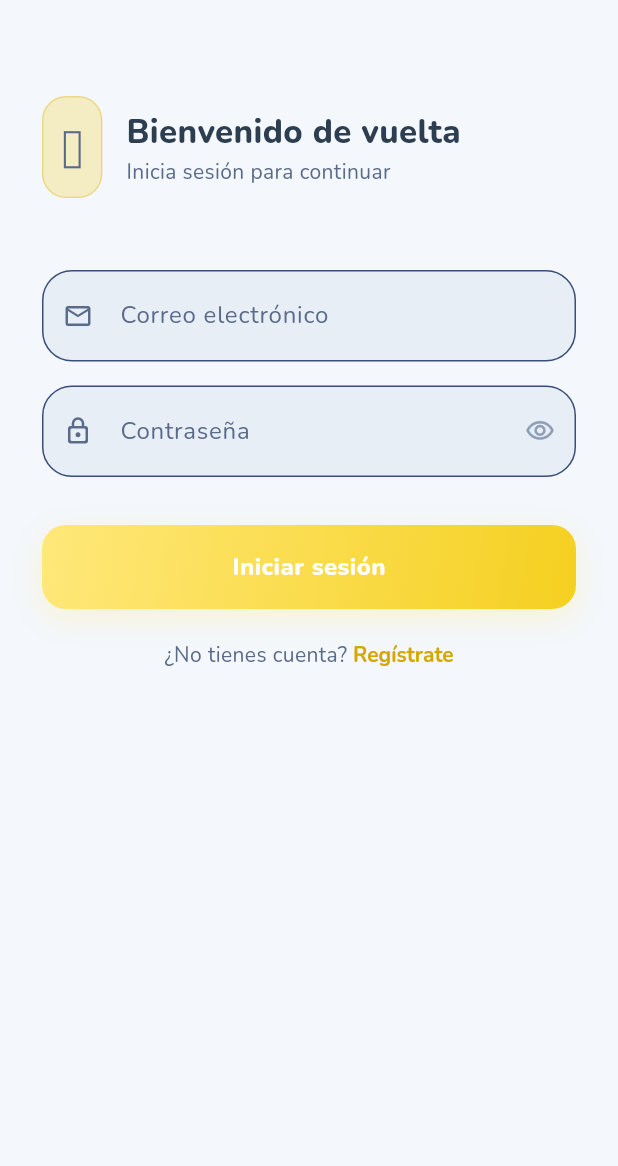
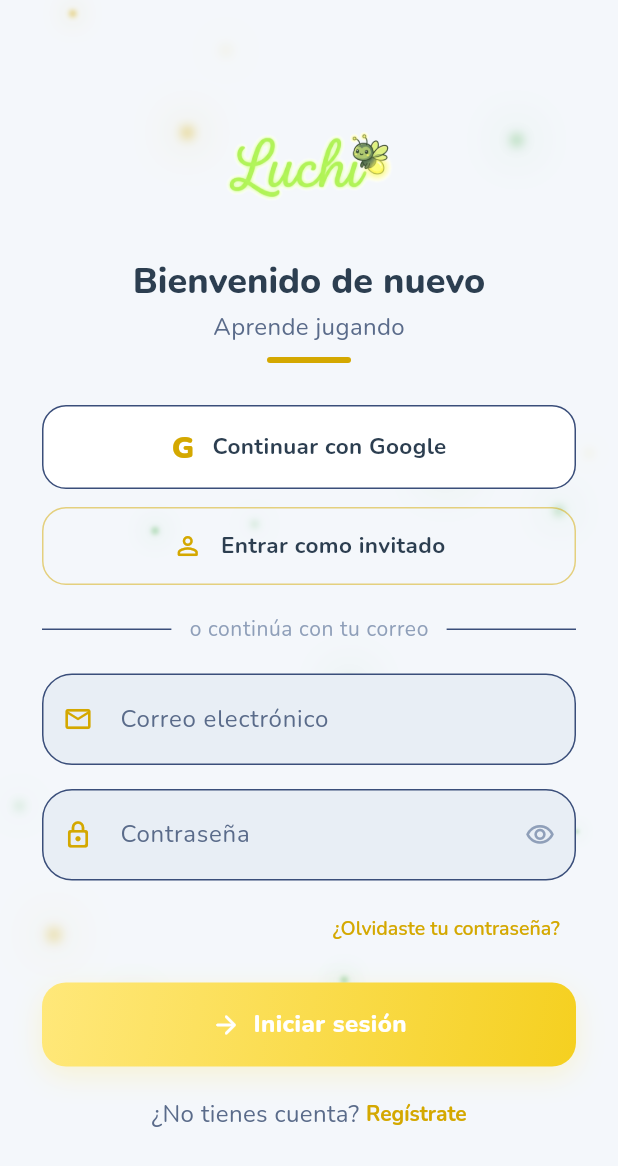
Before and after one commit to juancaco10/luchi, a Flutter app: the LoginScreen screen opened by its route, on a phone screen of 412 x 824 dp. Shown: the top 1166 px of the screen. Run offline on Flutter 3.47's test engine with Material 3 defaults, Android fonts, the phone set to English and light mode, and no system bars; drawn by our look-alikes of flutter_animate; our stand-ins replace chewie, connectivity_plus, dio, flutter_map, flutter_riverpod, flutter_secure_storage and 9 more; accounts and stored records are empty.

Commit message:
T3b: rediseño de login según mockup del usuario
Reemplaza la cabecera con emoji 🪲 por el logo real (luchi_logo.png) y
añade el lenguaje visual que trajo el mockup: "Continuar con Google" y
"Entrar como invitado" arriba, separador "o continúa con tu correo",
"¿Olvidaste tu contraseña?" antes del botón principal, y fondo de
FireflyBackground (ya existía en lib/widgets/, sin usar) en vez de un
fondo plano.

Los tres accesos sin backend (Google, invitado, recuperar contraseña)
no tienen contraparte en el servidor — backend/api/routes/users.php solo
expone POST /register, POST /login, GET /me y DELETE /me — así que
muestran un SnackBar "estará disponible pronto" y quedan como métodos
vacíos con TODO, listos para enchufar la llamada real sin tocar la UI.
Verificado en dispositivo: los tres avisos aparecen correctamente y el
login real contra Hostinger sigue funcionando sin regresión.

custom_button.dart: quita el height:56 fijo de AppButton (usado ahora en
una pantalla con más elementos apilados) por un minHeight vía
ConstrainedBox, para que no desborde con fuentes grandes del sistema.

Fuera de alcance: register_screen.dart no se toca. No se añaden
endpoints al backend.

Co-Authored-By: Claude Opus 5 <noreply@anthropic.com>

```diff
--- a/lib/features/auth/screens/login_screen.dart
+++ b/lib/features/auth/screens/login_screen.dart
@@ -6,6 +6,7 @@ import '../../../core/theme/firefly_colors.dart';
 import '../providers/auth_provider.dart';
 import '../models/user_model.dart';
 import '../../../widgets/custom_button.dart';
+import '../../../widgets/firefly_background.dart';
 
 class LoginScreen extends ConsumerStatefulWidget {
   const LoginScreen({super.key});
@@ -38,71 +39,139 @@ class _LoginScreenState extends ConsumerState<LoginScreen> {
     }
   }
 
+  // ── Accesos aún sin backend ──────────────────────────────────────
+  // El servidor (backend/api/routes/users.php) solo expone POST /register,
+  // POST /login, GET /me y DELETE /me. No hay OAuth, ni cuenta de invitado,
+  // ni recuperación de contraseña. La UI existe ya para no rehacerla luego;
+  // cada método queda listo para enchufar la llamada real.
+
+  // TODO: requiere google_sign_in + endpoint POST /auth/google en el backend.
+  void _loginConGoogle() => _proximamente('Entrar con Google');
+
+  // TODO: requiere endpoint de sesión anónima (o un usuario local sin sync).
+  void _entrarComoInvitado() => _proximamente('Entrar como invitado');
+
+  // TODO: requiere POST /forgot-password + envío de correo desde el backend.
+  void _recuperarPassword() => _proximamente('Recuperar contraseña');
+
+  void _proximamente(String queFalta) {
+    ScaffoldMessenger.of(context)
+      ..hideCurrentSnackBar()
+      ..showSnackBar(
+        SnackBar(
+          content: Text(
+            '$queFalta estará disponible pronto',
+            style: const TextStyle(fontFamily: 'Nunito'),
+          ),
+          behavior: SnackBarBehavior.floating,
+        ),
+      );
+  }
+
   @override
   Widget build(BuildContext context) {
     final authState = ref.watch(authProvider);
     final isLoading = authState is AuthLoading;
-
     final error = authState is AuthError ? authState.message : null;
 
     return Scaffold(
-      backgroundColor: Theme.of(context).scaffoldBackgroundColor,
       body: Stack(
         children: [
-          // Background gradient
+          // Fondo: degradado de marca + luciérnagas animadas.
           Container(
             decoration: BoxDecoration(gradient: context.firefly.backgroundGradient),
           ),
+          const FireflyBackground(count: 22, intensity: 0.6),
 
           SafeArea(
             child: SingleChildScrollView(
               padding: const EdgeInsets.symmetric(horizontal: 28, vertical: 24),
               child: Column(
-                crossAxisAlignment: CrossAxisAlignment.start,
                 children: [
-                  const SizedBox(height: 40),
+                  const SizedBox(height: 16),
 
-                  // Header
+                  // ── Logo ──────────────────────────────────────────
+                  Image.asset(
+                    'assets/images/luchi_logo.png',
+                    height: 120,
+                    errorBuilder: (c, e, s) => Text(
+                      'Luchi',
+                      style: TextStyle(
+                        fontFamily: 'Nunito',
+                        fontSize: 48,
+                        fontWeight: FontWeight.w900,
+                        color: context.colors.primary,
+                      ),
+                    ),
+                  ).animate().fadeIn(duration: 600.ms).scale(begin: const Offset(0.9, 0.9)),
+
+                  const SizedBox(height: 12),
+
+                  Text(
+                    'Bienvenido de nuevo',
+                    textAlign: TextAlign.center,
+                    style: context.text.headlineLarge?.copyWith(fontWeight: FontWeight.w800),
+                  ),
+                  const SizedBox(height: 4),
+                  Text(
+                    'Aprende jugando',
+                    style: context.text.bodyMedium,
+                  ),
+                  const SizedBox(height: 8),
+                  Container(
+                    width: 56,
+                    height: 4,
+                    decoration: BoxDecoration(
+                      color: context.colors.primary,
+                      borderRadius: BorderRadius.circular(2),
+                    ),
+                  ),
+
+                  const SizedBox(height: 28),
+
+                  // ── Accesos rápidos (aún sin backend) ─────────────
+                  _OutlinedAction(
+                    label: 'Continuar con Google',
+                    onTap: _loginConGoogle,
+                    leading: Text(
+                      'G',
+                      style: TextStyle(
+                        fontFamily: 'Nunito',
+                        fontSize: 20,
+                        fontWeight: FontWeight.w900,
+                        color: context.colors.primary,
+                      ),
+                    ),
+                    filled: true,
+                  ).animate(delay: 100.ms).fadeIn().slideY(begin: 0.15, end: 0),
+
+                  const SizedBox(height: 12),
+
+                  _OutlinedAction(
+                    label: 'Entrar como invitado',
+                    onTap: _entrarComoInvitado,
+                    leading: Icon(Icons.person_outline_rounded,
+                        size: 20, color: context.colors.primary),
+                  ).animate(delay: 150.ms).fadeIn().slideY(begin: 0.15, end: 0),
+
+                  const SizedBox(height: 20),
+
+                  // ── Separador ─────────────────────────────────────
                   Row(
                     children: [
-                      Container(
-                        padding: const EdgeInsets.all(12),
-                        decoration: BoxDecoration(
-                          color: context.firefly.glow,
-                          borderRadius: BorderRadius.circular(16),
-                          border: Border.all(color: context.colors.primary.withValues(alpha: 0.3)),
-                        ),
-                        child: const Text('🪲', style: TextStyle(fontSize: 28)),
+                      const Expanded(child: Divider()),
+                      Padding(
+                        padding: const EdgeInsets.symmetric(horizontal: 12),
+                        child: Text('o continúa con tu correo',
+                            style: context.text.bodySmall),
                       ),
-                      const SizedBox(width: 16),
-                      Column(
-                        crossAxisAlignment: CrossAxisAlignment.start,
-                        children: [
-                          Text(
-                            'Bienvenido de vuelta',
-                            style: TextStyle(
-                              fontFamily: 'Nunito',
-                              fontSize: 22,
-                              fontWeight: FontWeight.w800,
-                              color: context.colors.onSurface,
-                            ),
-                          ),
-                          Text(
-                            'Inicia sesión para continuar',
-                            style: TextStyle(
-                              fontFamily: 'Nunito',
-                              fontSize: 14,
-                              color: context.text.bodyMedium?.color,
-                            ),
-                          ),
-                        ],
-                      ),
+                      const Expanded(child: Divider()),
                     ],
-                  ).animate().fadeIn(duration: 500.ms).slideY(begin: -0.2, end: 0),
+                  ),
 
-                  const SizedBox(height: 48),
+                  const SizedBox(height: 20),
 
-                  // Error banner
+                  // ── Banner de error del backend ───────────────────
                   if (error != null) ...[
                     Container(
                       padding: const EdgeInsets.all(16),
@@ -132,12 +201,11 @@ class _LoginScreenState extends ConsumerState<LoginScreen> {
                     const SizedBox(height: 20),
                   ],
 
-                  // Form
+                  // ── Formulario ────────────────────────────────────
                   Form(
                     key: _formKey,
                     child: Column(
                       children: [
-                        // Email
                         TextFormField(
                           controller: _emailCtrl,
                           keyboardType: TextInputType.emailAddress,
@@ -145,19 +213,19 @@ class _LoginScreenState extends ConsumerState<LoginScreen> {
                               color: context.colors.onSurface, fontFamily: 'Nunito'),
                           decoration: InputDecoration(
                             labelText: 'Correo electrónico',
+                            hintText: 'ejemplo@correo.com',
                             prefixIcon: Icon(Icons.email_outlined,
-                                color: context.text.bodyMedium?.color, size: 20),
+                                color: context.colors.primary, size: 20),
                           ),
                           validator: (v) {
                             if (v == null || v.isEmpty) return 'Campo requerido';
                             if (!v.contains('@')) return 'Correo inválido';
                             return null;
                           },
-                        ).animate(delay: 100.ms).fadeIn().slideX(begin: -0.1, end: 0),
+                        ).animate(delay: 200.ms).fadeIn().slideX(begin: -0.1, end: 0),
 
                         const SizedBox(height: 16),
 
-                        // Password
                         TextFormField(
                           controller: _passwordCtrl,
                           obscureText: _obscurePassword,
@@ -166,8 +234,11 @@ class _LoginScreenState extends ConsumerState<LoginScreen> {
                           decoration: InputDecoration(
                             labelText: 'Contraseña',
                             prefixIcon: Icon(Icons.lock_outline_rounded,
-                                color: context.text.bodyMedium?.color, size: 20),
+                                color: context.colors.primary, size: 20),
                             suffixIcon: IconButton(
+                              tooltip: _obscurePassword
+                                  ? 'Mostrar contraseña'
+                                  : 'Ocultar contraseña',
                               icon: Icon(
                                 _obscurePassword
                                     ? Icons.visibility_outlined
@@ -184,30 +255,43 @@ class _LoginScreenState extends ConsumerState<LoginScreen> {
                             if (v.length < 6) return 'Mínimo 6 caracteres';
                             return null;
                           },
-                        ).animate(delay: 200.ms).fadeIn().slideX(begin: -0.1, end: 0),
+                        ).animate(delay: 250.ms).fadeIn().slideX(begin: -0.1, end: 0),
 
-                        const SizedBox(height: 32),
+                        const SizedBox(height: 8),
 
-                        // Login button
+                        Align(
+                          alignment: Alignment.centerRight,
+                          child: TextButton(
+                            onPressed: _recuperarPassword,
+                            child: Text(
+                              '¿Olvidaste tu contraseña?',
+                              style: TextStyle(
+                                fontFamily: 'Nunito',
+                                fontSize: 13,
+                                fontWeight: FontWeight.w600,
+                                color: context.colors.primary,
+                              ),
+                            ),
+                          ),
+                        ),
+
+                        const SizedBox(height: 12),
+
                         AppButton(
                           label: 'Iniciar sesión',
+                          icon: Icons.arrow_forward_rounded,
                           onPressed: isLoading ? null : _login,
                           isLoading: isLoading,
                         ).animate(delay: 300.ms).fadeIn().slideY(begin: 0.2, end: 0),
 
                         const SizedBox(height: 20),
 
-                        // Register link
                         Row(
                           mainAxisAlignment: MainAxisAlignment.center,
                           children: [
                             Text(
                               '¿No tienes cuenta? ',
-                              style: TextStyle(
-                                color: context.text.bodyMedium?.color,
-                                fontFamily: 'Nunito',
-                                fontSize: 14,
-                              ),
+                              style: context.text.bodyMedium,
                             ),
                             TextButton(
                               onPressed: () => context.go('/register'),
@@ -240,3 +324,67 @@ class _LoginScreenState extends ConsumerState<LoginScreen> {
     );
   }
 }
+
+/// Botón secundario con borde, usado por los accesos que aún no tienen
+/// backend. `filled` lo pinta sobre la superficie del tema (Google en el
+/// mockup va sobre fondo claro); sin él queda transparente.
+class _OutlinedAction extends StatelessWidget {
+  final String label;
+  final Widget leading;
+  final VoidCallback onTap;
+  final bool filled;
+
+  const _OutlinedAction({
+    required this.label,
+    required this.leading,
+    required this.onTap,
+    this.filled = false,
+  });
+
+  @override
+  Widget build(BuildContext context) {
+    return Semantics(
+      button: true,
+      label: label,
+      child: Material(
+        color: filled ? context.colors.surface : Colors.transparent,
+        borderRadius: BorderRadius.circular(16),
+        child: InkWell(
+          onTap: onTap,
+          borderRadius: BorderRadius.circular(16),
+          child: Container(
+            width: double.infinity,
+            constraints: const BoxConstraints(minHeight: 52),
+            padding: const EdgeInsets.symmetric(horizontal: 16, vertical: 12),
+            decoration: BoxDecoration(
+              borderRadius: BorderRadius.circular(16),
+              border: Border.all(
+                color: filled
+                    ? context.firefly.cardBorder
+                    : context.colors.primary.withValues(alpha: 0.5),
+              ),
+            ),
+            child: Row(
+              mainAxisAlignment: MainAxisAlignment.center,
+              children: [
+                leading,
+                const SizedBox(width: 12),
+                Flexible(
+                  child: Text(
+                    label,
+                    style: TextStyle(
+                      fontFamily: 'Nunito',
+                      fontSize: 15,
+                      fontWeight: FontWeight.w700,
+                      color: context.colors.onSurface,
+                    ),
+                  ),
+                ),
+              ],
+            ),
+          ),
+        ),
+      ),
+    );
+  }
+}
--- a/lib/widgets/custom_button.dart
+++ b/lib/widgets/custom_button.dart
@@ -25,9 +25,12 @@ class AppButton extends StatelessWidget {
   Widget build(BuildContext context) {
     final grad = gradient ?? context.firefly.primaryGradient;
 
-    return SizedBox(
-      width: width ?? double.infinity,
-      height: 56,
+    return ConstrainedBox(
+      constraints: BoxConstraints(
+        minWidth: width ?? double.infinity,
+        maxWidth: width ?? double.infinity,
+        minHeight: 56,
+      ),
       child: AnimatedOpacity(
         duration: const Duration(milliseconds: 200),
         opacity: onPressed == null ? 0.5 : 1.0,
```
